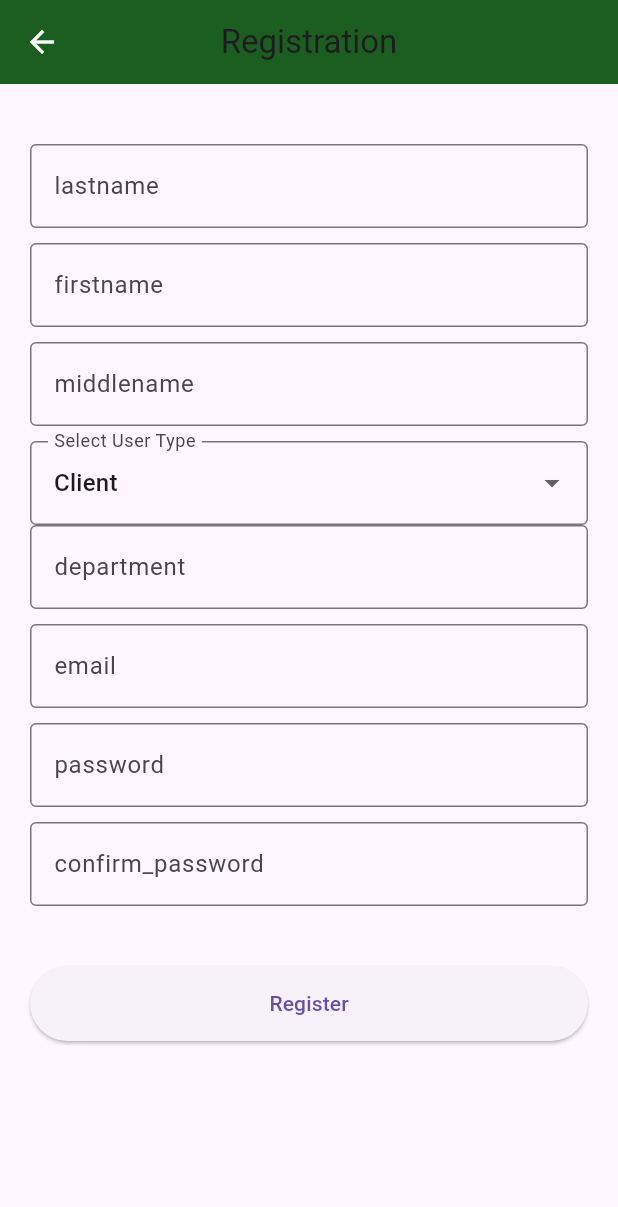
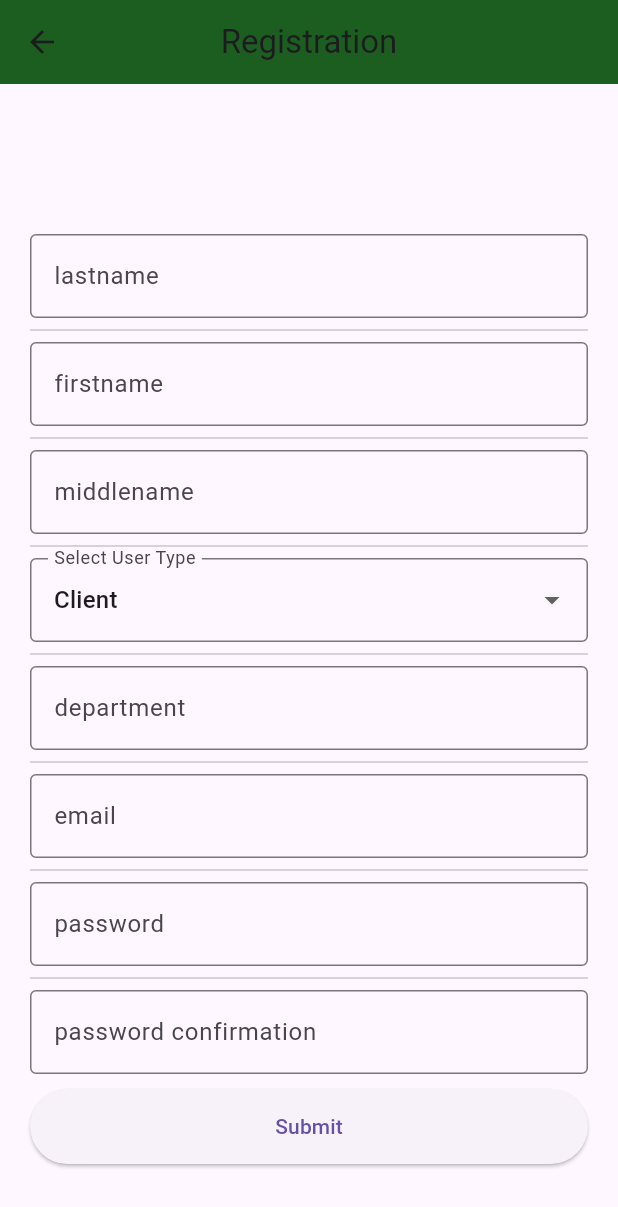
Before and after one commit to rainnndear/ISU-CANNER-FLUTTER-, a Flutter app: the RegistrationScreen screen opened directly, on a phone screen of 412 x 824 dp. Shown: the top 1207 px of the screen. Run offline on Flutter 3.47's test engine with Material 3 defaults, Android fonts, the phone set to English and light mode, and no system bars; our stand-ins replace google_fonts, qr_flutter, shared_preferences; accounts and stored records are empty; network calls fail.

Commit message:
Refactor ApiResponse class to include constructor with optional parameters

```diff
--- a/lib/model/api_response.dart
+++ b/lib/model/api_response.dart
@@ -1,4 +1,6 @@
 class ApiResponse {
   Object? data;
   String? error;
+
+  ApiResponse({this.data, this.error});
 }
--- a/lib/screens/client/client_Homepage.dart
+++ b/lib/screens/client/client_Homepage.dart
@@ -6,7 +6,7 @@ import 'package:qr_flutter/qr_flutter.dart';
 class ClientHomepage extends StatefulWidget {
   final User user;
 
-  const ClientHomepage({Key? key, required this.user}) : super(key: key);
+  const ClientHomepage({super.key, required this.user});
 
   @override
   State<ClientHomepage> createState() => _ClientHomepageState();
@@ -44,7 +44,7 @@ class _ClientHomepageState extends State<ClientHomepage> {
               size: 200.0, // Size of the QR code
             ),
             const SizedBox(height: 20),
-            Text('Scan this QR code for user details'),
+            const Text('Scan this QR code for user details'),
           ],
         ),
       ),
--- a/lib/screens/office_staff/staff_Homepage.dart
+++ b/lib/screens/office_staff/staff_Homepage.dart
@@ -5,7 +5,7 @@ import 'package:isu_canner/model/user.dart';
 class StaffHomepage extends StatefulWidget {
   final User user;
 
-  const StaffHomepage({Key? key, required this.user}) : super(key: key);
+  const StaffHomepage({super.key, required this.user});
 
   @override
   State<StaffHomepage> createState() => _StaffHomepageState();
--- a/lib/screens/registration_screen.dart
+++ b/lib/screens/registration_screen.dart
@@ -1,187 +1,194 @@
 import 'package:flutter/material.dart';
+import '../model/api_response.dart';
+import '../services/registration.dart';
 import '../style/textbox_style.dart';
-import '../services/registration.dart';
-import '../screens/home_screen.dart';
 
 class RegistrationScreen extends StatefulWidget {
-  const RegistrationScreen({Key? key}) : super(key: key);
+  const RegistrationScreen({super.key});
 
   @override
   State<RegistrationScreen> createState() => _RegistrationScreenState();
 }
 
 class _RegistrationScreenState extends State<RegistrationScreen> {
-  // Form key for validation
-  final GlobalKey<FormState> _formKey = GlobalKey<FormState>();
+  final GlobalKey<FormState> formKey = GlobalKey<FormState>();
 
-  // Controllers for text fields
-  final Map<String, TextEditingController> _controllers = {
-    'lastname': TextEditingController(),
-    'firstname': TextEditingController(),
-    'middlename': TextEditingController(),
-    'department': TextEditingController(),
-    'email': TextEditingController(),
-    'password': TextEditingController(),
-    'confirm_password': TextEditingController(),
-  };
+  final TextEditingController _lastnameController = TextEditingController();
+  final TextEditingController _firstnameController = TextEditingController();
+  final TextEditingController _middlenameController = TextEditingController();
+  String _selectedaccountType = 'client';
+  final TextEditingController _departmentController = TextEditingController();
+  final TextEditingController _emailController = TextEditingController();
+  final TextEditingController _passwordController = TextEditingController();
+  final TextEditingController _confirmpasswordController = TextEditingController();
 
-  // Selected account type
-  String _selectedAccountType = 'client';
 
-  @override
-  void dispose() {
-    _controllers.values.forEach((controller) => controller.dispose());
-    super.dispose();
-  }
-
-  Future<void> _registerUser() async {
-    // Validate the form
-    if (!_formKey.currentState!.validate()) return;
-
-    // Attempt to register the user
-    final response = await register(
-      _controllers['lastname']!.text,
-      _controllers['firstname']!.text,
-      _controllers['middlename']!.text,
-      _selectedAccountType,
-      _controllers['department']!.text,
-      _controllers['email']!.text,
-      _controllers['password']!.text,
-      _controllers['confirm_password']!.text,
+  Future<void> registerUser() async {
+    ApiResponse response = await register(
+      _lastnameController.text,
+      _firstnameController.text,
+      _middlenameController.text,
+      _selectedaccountType,
+      _departmentController.text,
+      _emailController.text,
+      _passwordController.text,
+      _confirmpasswordController.text,
     );
 
-    // Show success or error message
-    _showSnackBar(response.error == null
-        ? 'REGISTERED SUCCESSFULLY'
-        : 'Registration failed: ${response.error}');
-  }
-
-  void _showSnackBar(String message) {
-    ScaffoldMessenger.of(context).showSnackBar(SnackBar(content: Text(message)));
+    if (response.error == null) {
+      ScaffoldMessenger.of(context).showSnackBar(
+        const SnackBar(content: Text('REGISTERED SUCCESSFULLY')),
+      );
+    } else {
+      ScaffoldMessenger.of(context).showSnackBar(
+        SnackBar(content: Text('Registration failed: ${response.error}')),
+      );
+    }
   }
 
   @override
   Widget build(BuildContext context) {
     return Scaffold(
-      appBar: _buildAppBar(),
-      body: SingleChildScrollView(
-        padding: const EdgeInsets.all(20),
-        child: Form(
-          key: _formKey,
-          child: Column(
-            children: [
-              const SizedBox(height: 20),
-              ..._buildInputFields(),
-              const SizedBox(height: 20),
-              _buildSubmitButton(),
-            ],
+      appBar: AppBar(
+        title: const Text('Registration'),
+        centerTitle: true,
+        backgroundColor: Colors.green[900],
+      ),
+      body: Center(
+        child: Padding(
+          padding: const EdgeInsets.only(top: 100, left: 20, right: 20),
+          child: Form(
+            key: formKey,
+            child: Column(
+              children: [
+                TextFormField(
+                  controller: _lastnameController,
+                  decoration: textBoxStyle("Enter your lastname", "lastname"),
+                  validator: (String? value) {
+                    if (value == null || value.isEmpty) {
+                      return 'LASTNAME IS REQUIRED!';
+                    }
+                    return null;
+                  },
+                ),
+                const Divider(),
+                TextFormField(
+                  controller: _firstnameController,
+                  decoration: textBoxStyle("Enter your firstname", "firstname"),
+                  validator: (String? value) {
+                    if (value == null || value.isEmpty) {
+                      return 'FIRSTNAME IS REQUIRED!';
+                    }
+                    return null;
+                  },
+                ),
+                const Divider(),
+                TextFormField(
+                  controller: _middlenameController,
+                  decoration: textBoxStyle("Enter your middlename", "middlename"),
+                  validator: (String? value) {
+                    if (value == null || value.isEmpty) {
+                      return 'MIDDLENAME IS REQUIRED!';
+                    }
+                    return null;
+                  },
+                ),
+                const Divider(),
+                DropdownButtonFormField<String>(
+                  value: _selectedaccountType,
+                  decoration: const InputDecoration(
+                    labelText: "Select User Type",
+                    border: OutlineInputBorder(),
+                  ),
+                  items: [
+                    {'display': 'Client', 'value': 'client'},
+                    {'display': 'Office Staff', 'value': 'office_staff'},
+                    {'display': 'Supplier', 'value': 'supplier'},
+                  ].map((item) {
+                    return DropdownMenuItem<String>(
+                      value: item['value'],
+                      child: Text(item['display']!),
+                    );
+                  }).toList(),
+                  onChanged: (newValue) {
+                    setState(() {
+                      _selectedaccountType = newValue!;
+                    });
+                  },
+                ),
+                const Divider(),
+                TextFormField(
+                  controller: _departmentController,
+                  decoration: textBoxStyle("Enter your department", "department"),
+                  validator: (String? value) {
+                    if (value == null || value.isEmpty) {
+                      return 'PLEASE ENTER YOUR DEPARTMENT!';
+                    }
+                    return null;
+                  },
+                ),
+                const Divider(),
+                TextFormField(
+                  controller: _emailController,
+                  decoration: textBoxStyle("Enter your email", "email"),
+                  validator: (String? value) {
+                    if (value == null || value.isEmpty) {
+                      return 'PLEASE ENTER YOUR EMAIL';
+                    }
+                    return null;
+                  },
+                ),
+                const Divider(),
+                TextFormField(
+                  controller: _passwordController,
+                  decoration: textBoxStyle("Enter your password", "password"),
+                  obscureText: true,
+                  validator: (String? value) {
+                    if (value == null || value.isEmpty) {
+                      return 'PLEASE ENTER YOUR PASSWORD!';
+                    } else if (value.length < 8) {
+                      return 'PASSWORD MUST BE AT LEAST 8 CHARACTERS!';
+                    } else if (!RegExp(r'[A-Z]').hasMatch(value)) {
+                      return 'PASSWORD MUST CONTAIN AT LEAST 1 UPPERCASE LETTER!';
+                    } else if (!RegExp(r'\d').hasMatch(value)) {
+                      return 'PASSWORD MUST CONTAIN AT LEAST 1 NUMBER!';
+                    }
+                    return null;
+                  },
+                ),
+                const Divider(),
+                TextFormField(
+                  controller: _confirmpasswordController,
+                  decoration: textBoxStyle("Enter your password confirmation", "password confirmation"),
+                  obscureText: true,
+                  validator: (String? value) {
+                    if (value == null || value.isEmpty) {
+                      return 'PASSWORD CONFIRMATION IS REQUIRED!';
+                    } else if (value != _passwordController.text) {
+                      return 'PASSWORDS DO NOT MATCH!';
+                    }
+                    return null;
+                  },
+                ),
+                const SizedBox(height: 10),
+                ElevatedButton(
+                  style: ElevatedButton.styleFrom(
+                    minimumSize: const Size.fromHeight(50),
+                  ),
+                  onPressed: () {
+                    if (formKey.currentState!.validate()) {
+                      setState(() {
+                        registerUser();
+                      });
+                    }
+                  },
+                  child: const Text('Submit'),
+                ),
+              ],
+            ),
           ),
         ),
       ),
     );
   }
-
-  // Build the app bar with a back button
-  AppBar _buildAppBar() {
-    return AppBar(
-      title: const Text('Registration'),
-      centerTitle: true,
-      backgroundColor: Colors.green[900],
-      leading: IconButton(
-        icon: const Icon(Icons.arrow_back, color: Colors.white),
-        onPressed: () => Navigator.pushReplacement(
-          context,
-          MaterialPageRoute(builder: (_) => const HomeScreen()),
-        ),
-      ),
-    );
-  }
-
-  // Build all input fields including text fields and dropdown
-  List<Widget> _buildInputFields() {
-    return [
-      _buildTextField('lastname', 'Enter your lastname', 'Lastname is required'),
-      _buildTextField('firstname', 'Enter your firstname', 'Firstname is required'),
-      _buildTextField('middlename', 'Enter your middlename', 'Middlename is required'),
-      _buildAccountTypeDropdown(),
-      _buildTextField('department', 'Enter your department', 'Department is required'),
-      _buildTextField('email', 'Enter your email', 'Email is required'),
-      _buildPasswordField(),
-      _buildTextField('confirm_password', 'Confirm your password', 'Password confirmation is required'),
-      const SizedBox(height: 10),
-    ];
-  }
-
-  // Build a generic text field
-  Widget _buildTextField(String field, String hint, String errorMessage) {
-    return Padding(
-      padding: const EdgeInsets.only(bottom: 10),
-      child: TextFormField(
-        controller: _controllers[field],
-        decoration: textBoxStyle(hint, field),
-        validator: (value) => value?.isEmpty ?? true ? errorMessage : null,
-      ),
-    );
-  }
-
-  // Build the password field with special validation
-  Widget _buildPasswordField() {
-    return Padding(
-      padding: const EdgeInsets.only(bottom: 10),
-      child: TextFormField(
-        controller: _controllers['password'],
-        decoration: textBoxStyle("Enter your password", "password"),
-        obscureText: true,
-        validator: _validatePassword,
-      ),
-    );
-  }
-
-  // Validate the password
-  String? _validatePassword(String? value) {
-    if (value == null || value.isEmpty) {
-      return 'Password is required';
-    } else if (value.length < 8) {
-      return 'Password must be at least 8 characters';
-    } else if (!RegExp(r'[A-Z]').hasMatch(value)) {
-      return 'Password must contain at least 1 uppercase letter';
-    } else if (!RegExp(r'\d').hasMatch(value)) {
-      return 'Password must contain at least 1 number';
-    }
-    return null;
-  }
-
-  // Build the account type dropdown
-  Widget _buildAccountTypeDropdown() {
-    const accountTypes = [
-      {'display': 'Client', 'value': 'client'},
-      {'display': 'Staff', 'value': 'office_staff'},
-      {'display': 'Supplier', 'value': 'supplier'},
-    ];
-
-    return DropdownButtonFormField<String>(
-      value: _selectedAccountType,
-      decoration: const InputDecoration(
-        labelText: "Select User Type",
-        border: OutlineInputBorder(),
-      ),
-      items: accountTypes.map((type) => DropdownMenuItem<String>(
-        value: type['value'],
-        child: Text(type['display']!),
-      )).toList(),
-      onChanged: (newValue) => setState(() => _selectedAccountType = newValue!),
-    );
-  }
-
-  // Build the submit button
-  Widget _buildSubmitButton() {
-    return SizedBox(
-      width: double.infinity,
-      height: 50,
-      child: ElevatedButton(
-        onPressed: _registerUser,
-        child: const Text('Register'),
-      ),
-    );
-  }
 }
```
Also changed, not shown: lib/services/registration.dart (+26 -23 lines).
